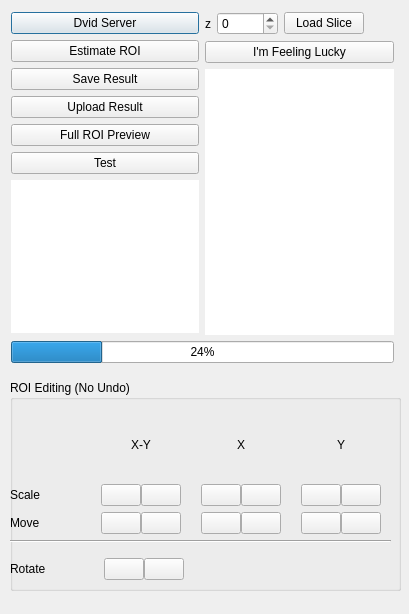
This is neurolabi/gui/zflyemroidialog.ui in janelia-flyem/NeuTu as Qt 5 draws it before an edit. The edited form follows.
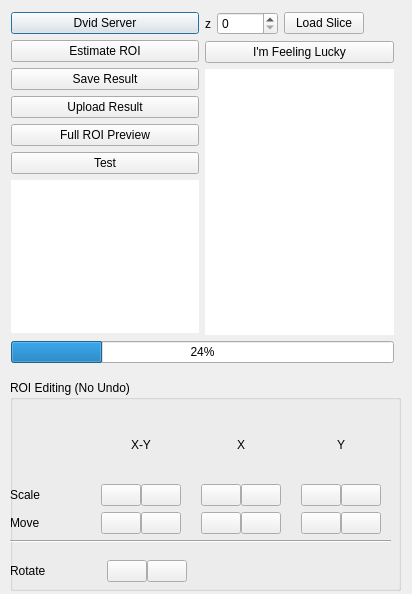
This is the edited form. Icons and pictures are not drawn.

Patch:
```diff
--- a/neurolabi/gui/zflyemroidialog.ui
+++ b/neurolabi/gui/zflyemroidialog.ui
@@ -6,8 +6,8 @@
    <rect>
     <x>0</x>
     <y>0</y>
-    <width>409</width>
-    <height>614</height>
+    <width>412</width>
+    <height>594</height>
    </rect>
   </property>
   <property name="windowTitle">
@@ -194,8 +194,8 @@
      <rect>
       <x>0</x>
       <y>170</y>
-      <width>184</width>
-      <height>38</height>
+      <width>187</width>
+      <height>42</height>
      </rect>
     </property>
     <layout class="QHBoxLayout" name="horizontalLayout_7">
@@ -226,6 +226,12 @@
           <iconset resource="gui.qrc">
            <normaloff>:/images/rotate_left.png</normaloff>:/images/rotate_left.png</iconset>
          </property>
+         <property name="iconSize">
+          <size>
+           <width>24</width>
+           <height>24</height>
+          </size>
+         </property>
         </widget>
        </item>
        <item>
@@ -237,6 +243,12 @@
           <iconset resource="gui.qrc">
            <normaloff>:/images/rotate_right.png</normaloff>:/images/rotate_right.png</iconset>
          </property>
+         <property name="iconSize">
+          <size>
+           <width>24</width>
+           <height>24</height>
+          </size>
+         </property>
         </widget>
        </item>
       </layout>
```
Left out of the diff: 30 changed lines with no effect on the pictures.
